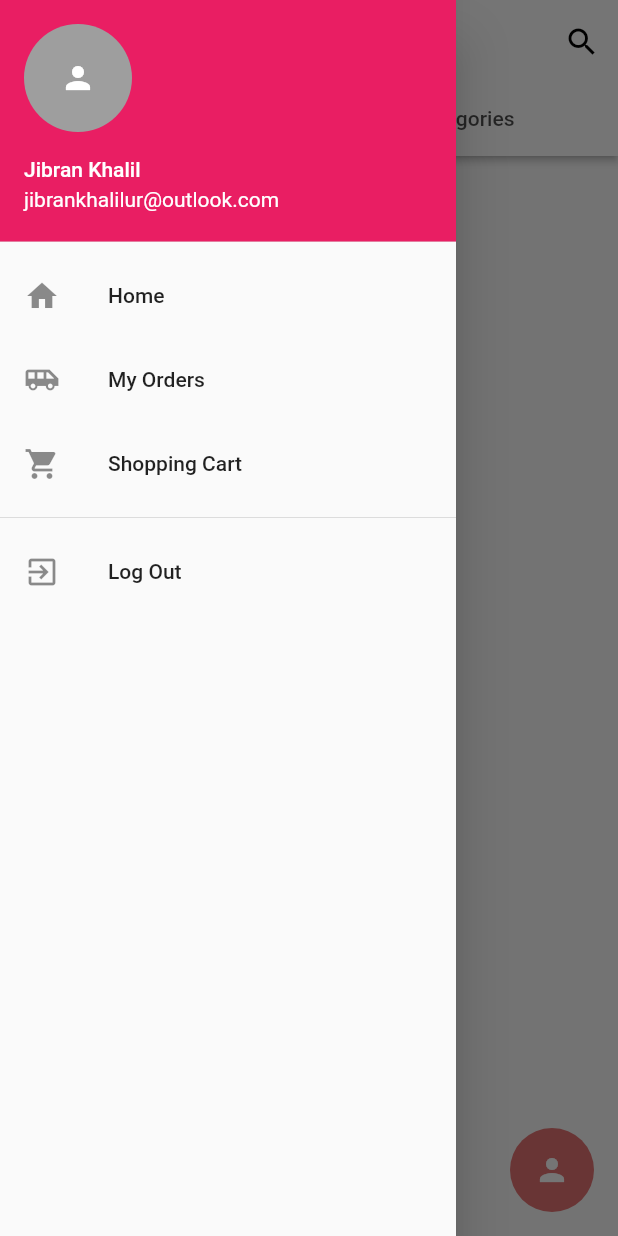
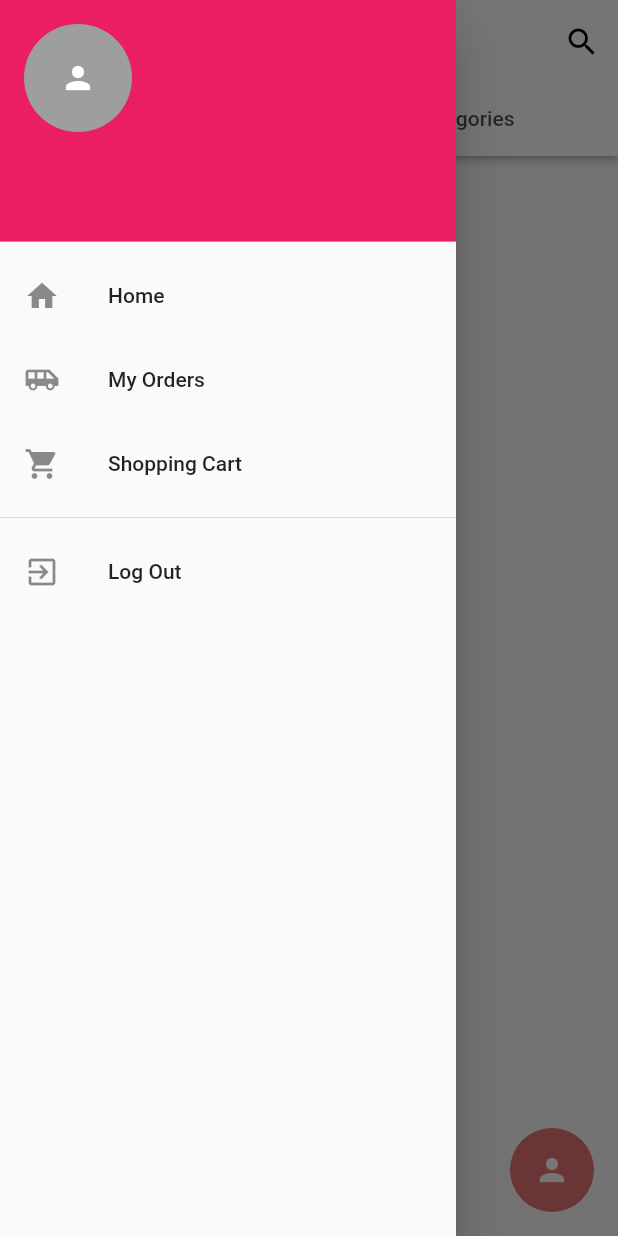
Before and after one commit to JibKh/Group-3-Maneeha-s-Application, a Flutter app: the screen it shows once a user with an empty profile is signed in, with the side drawer open, on a phone screen of 412 x 824 dp. Run offline on Flutter 3.47's test engine with Material 2 defaults, Android fonts, the phone set to English and light mode, and no system bars; our stand-ins replace carousel_pro, cloud_firestore, firebase_auth, firebase_storage, flutter_spinkit, fluttertoast and 1 more; missing offline and left inert: flutter_statusbarcolor; accounts and stored records are empty.

Commit message:
Jibran database fix error with waleed

```diff
--- a/lib/admin/db_products.dart
+++ b/lib/admin/db_products.dart
@@ -27,8 +27,8 @@ final CollectionReference orders = Firestore.instance.collection('Products');
                     return await orders.document(ProductId).setData({
                       'name' : productName,
                       'price' : productPrice,
-                      'Desc' : productDesc,
-                      'Category':productCat,
+                      'desc' : productDesc,
+                      'category':productCat,
                       'quantity' : ProdQuantity,
                       'image' : url
                     });
--- a/lib/main.dart
+++ b/lib/main.dart
@@ -38,7 +38,7 @@ class Wrapper extends StatelessWidget {
     if (user == null) {
       return Authenticate();
     } else {
-      return HomePageTabs();
+      return HomePageTabs(user: user,);
     }
   }
 }
--- a/lib/pages/Categories.dart
+++ b/lib/pages/Categories.dart
@@ -44,7 +44,7 @@ class Category extends StatelessWidget {
         onTap: () {
           return Navigator.of(context)
             .push(new MaterialPageRoute(builder: (context) {
-              return ProductListCategories(imageCaption);
+              return ProductListCategories(imageCaption.toLowerCase());
               }));
         },
         child: Stack(
--- a/lib/pages/HomePageTabs.dart
+++ b/lib/pages/HomePageTabs.dart
@@ -12,6 +12,10 @@ import 'package:first_proj/util/firebase_auth.dart';
 // Navigation bar
 
 class HomePageTabs extends StatefulWidget {
+
+  var user;
+  HomePageTabs({this.user});
+
   @override
   _HomePageTabsState createState() => _HomePageTabsState();
 }
@@ -83,7 +87,7 @@ class _HomePageTabsState extends State<HomePageTabs> {
         child: ListView(
           children: <Widget>[
             UserAccountsDrawerHeader(
-              accountName: Text('Jibran Khalil'), accountEmail: Text('jibrankhalilur@outlook.com'),
+              accountName: Text(''), accountEmail: Text( widget.user.email != null ? widget.user.email : 'Anonymous'),
               currentAccountPicture: GestureDetector(
                 child: CircleAvatar(
                   child: Icon(
--- a/lib/pages/productListCategories.dart
+++ b/lib/pages/productListCategories.dart
@@ -48,7 +48,7 @@ class _ProductListCategories extends State<ProductListCategories> {
             child: Align(
               alignment: Alignment.centerLeft,
               child: Text(
-                category,
+                category[0].toUpperCase() + category.substring(1), // Make first letter capital, rest small.
                 style: TextStyle(
                   fontSize: 17,
                   fontWeight: FontWeight.w500,
--- a/lib/util/databaseProduct.dart
+++ b/lib/util/databaseProduct.dart
@@ -1,18 +1,5 @@
 import 'package:cloud_firestore/cloud_firestore.dart';
 import 'product.dart';
-/*
-class Product{
-  String image;
-  String name;
-  int price;
-
-  Product.fromMap(Map<String, dynamic> data){
-    image = data['image'];
-    name = data['name'];
-    price = data['price'];
-  }
-}
-*/
 
 // PURPOSE:
 // This is the file that retrieves and sends mapped out PRODUCT data to the calling function
--- a/lib/util/firebase_auth.dart
+++ b/lib/util/firebase_auth.dart
@@ -7,7 +7,7 @@ class AuthService {
 
   // Create user object based on firebase user
   User _userFromFirebaseUser(FirebaseUser user) {
-    return user != null ? User(uid: user.uid) : null;
+    return user != null ? User(user.uid, user.email) : null;
   }
 
   // Stream for changed user
--- a/lib/util/gridProducts.dart
+++ b/lib/util/gridProducts.dart
@@ -93,8 +93,8 @@ class _ProductsState extends State<GridProducts> {
                         productName: snapshot.data[index].data['name'],
                         productPic: snapshot.data[index].data['image'][0],
                         productPrice: snapshot.data[index].data['price'],
-                        desc: snapshot.data[index].data['Desc'],
-                        stock: snapshot.data[index].data['Stock'],
+                        desc: snapshot.data[index].data['desc'],
+                        stock: snapshot.data[index].data['stock'],
                         allPictures: snapshot.data[index].data['image'],
                         purpose: widget.purpose,
                       ),
--- a/lib/util/user.dart
+++ b/lib/util/user.dart
@@ -1,7 +1,12 @@
 // This is the user class information. To be expanded soon.
 
 class User {
-  final String uid;
+  String uid;
+  String email;
+  dynamic cart;
 
-  User( { this.uid } );
+  User(String uid, String email){
+    this.uid = uid;
+    this.email = email;
+  }
 }
```
Also changed, not shown: lib/notBeingUsed/databaseUser.dart (renamed from lib/util/databaseUser.dart), 1 other file.
